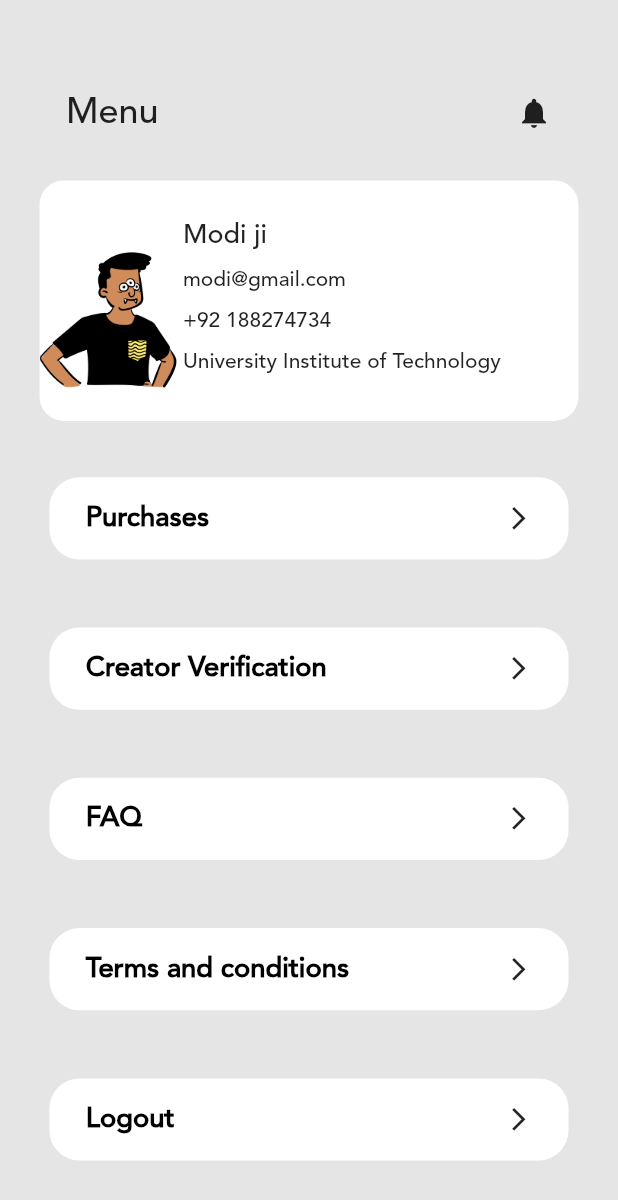
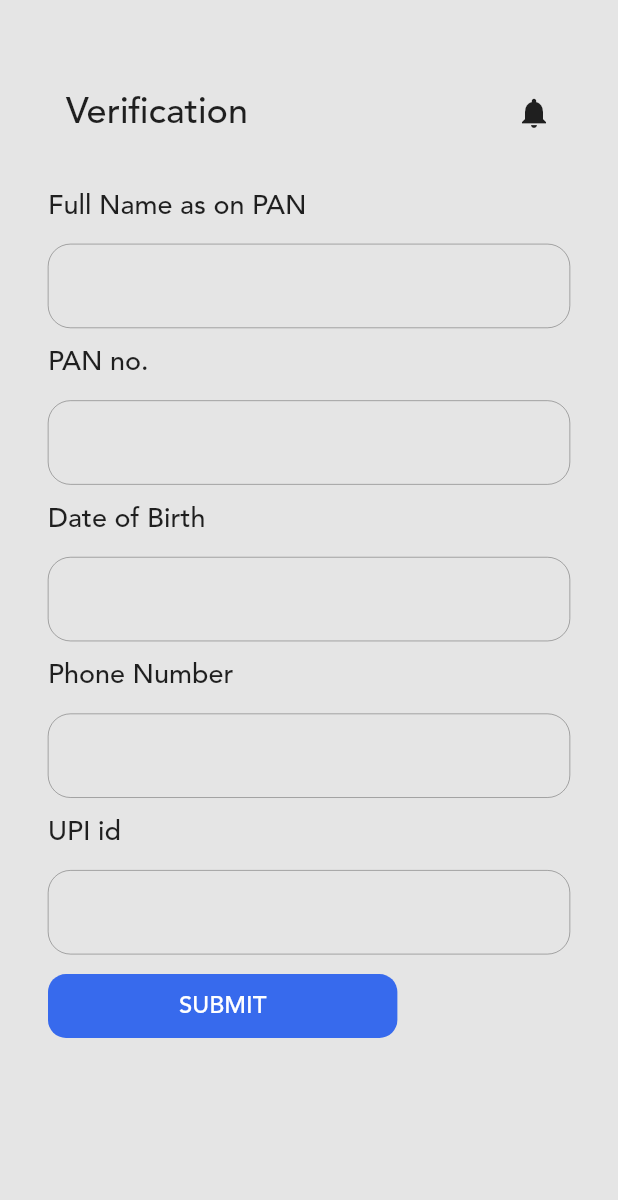
Before and after one commit to Sahil-107/notio, a Flutter app: the Menu screen opened directly, after a tap on "Creator Verification", on a phone screen of 412 x 824 dp. Shown: the top 1200 px of the screen. Run offline on Flutter 3.47's test engine with Material 2 defaults, Android fonts, the phone set to English and light mode, and no system bars; our stand-ins replace carousel_slider, double_back_to_close, flutter_spinkit.

Commit message:
verification

```diff
--- a/lib/Screens/Menu.dart
+++ b/lib/Screens/Menu.dart
@@ -90,7 +90,9 @@ class Menu extends StatelessWidget {
             SizedBox(
               height: getheight(context, 22),
             ),
-            info_containers(context, "Creator Verification", () {}),
+            info_containers(context, "Creator Verification", () {
+              Navigator.pushNamed(context, '/verificationDetails');
+            }),
             SizedBox(
               height: getheight(context, 22),
             ),
--- /dev/null
+++ b/lib/Screens/Verification/Verfication2.dart
@@ -0,0 +1,65 @@
+import 'package:flutter/material.dart';
+import '../../widgets.dart';
+
+class Verification2 extends StatelessWidget {
+  const Verification2({Key? key}) : super(key: key);
+
+  @override
+  Widget build(BuildContext context) {
+    return Scaffold(
+      body: Column(
+        children: [
+          SizedBox(height: getheight(context, 60)),
+          Container(
+            padding: EdgeInsets.symmetric(horizontal: getwidth(context, 40)),
+            child: Row(
+              children: [
+                Column(
+                  crossAxisAlignment: CrossAxisAlignment.start,
+                  children: [
+                    Text("Verification",
+                        style: TextStyle(
+                            fontSize: 24, fontWeight: FontWeight.w700)),
+                    // SizedBox(height: getheight(context, 10)),
+                  ],
+                ),
+                Spacer(),
+                Icon(Icons.notifications)
+              ],
+            ),
+          ),
+          SizedBox(
+            height: getheight(context, 40),
+          ),
+          Padding(
+            padding: EdgeInsets.symmetric(horizontal: 35),
+            child: Text(
+              "“Name” we recieved your creator request!!",
+              textAlign: TextAlign.center,
+              style: TextStyle(fontSize: 18),
+            ),
+          ),
+          SizedBox(
+            height: getheight(context, 35),
+          ),
+          Image(
+            image: AssetImage("images/verificationart.png"),
+            height: getheight(context, 324),
+            width: getwidth(context, 240),
+          ),
+          SizedBox(
+            height: getheight(context, 40),
+          ),
+          Padding(
+            padding: EdgeInsets.symmetric(horizontal: 35),
+            child: Text(
+              "Your profile is under review by our team. 👨‍💻\nOnce verified you can start contributing.",
+              textAlign: TextAlign.center,
+              style: TextStyle(fontSize: 18),
+            ),
+          ),
+        ],
+      ),
+    );
+  }
+}
--- /dev/null
+++ b/lib/Screens/Verification/VerificationDetails.dart
@@ -0,0 +1,223 @@
+import 'package:flutter/material.dart';
+
+import '../../widgets.dart';
+
+class Verification extends StatefulWidget {
+  const Verification({Key? key}) : super(key: key);
+
+  @override
+  State<Verification> createState() => _VerificationState();
+}
+
+class _VerificationState extends State<Verification> {
+  @override
+  Widget build(BuildContext context) {
+    return Scaffold(
+      body: Column(
+        children: [
+          SizedBox(height: getheight(context, 60)),
+          Container(
+            padding: EdgeInsets.symmetric(horizontal: getwidth(context, 40)),
+            child: Row(
+              children: [
+                Column(
+                  crossAxisAlignment: CrossAxisAlignment.start,
+                  children: [
+                    Text("Verification",
+                        style: TextStyle(
+                            fontSize: 24, fontWeight: FontWeight.w700)),
+                    // SizedBox(height: getheight(context, 10)),
+                  ],
+                ),
+                Spacer(),
+                Icon(Icons.notifications)
+              ],
+            ),
+          ),
+          SizedBox(
+            height: getheight(context, 37),
+          ),
+          Padding(
+            padding: EdgeInsets.symmetric(horizontal: 32),
+            child: Column(
+              crossAxisAlignment: CrossAxisAlignment.start,
+              children: [
+                Text(
+                  "Full Name as on PAN",
+                  style: TextStyle(fontSize: 18),
+                ),
+                SizedBox(
+                  height: getheight(context, 13),
+                ),
+                TextField(
+                  onChanged: (value) {
+                    setState(() {
+                      // _email = value.replaceAll(" ", "");
+                    });
+                  },
+                  style: TextStyle(fontSize: 16, fontWeight: FontWeight.bold),
+                  decoration: InputDecoration(
+                      enabledBorder: OutlineInputBorder(
+                        borderRadius: BorderRadius.circular(15),
+                        borderSide: BorderSide(color: Colors.black, width: 0.2),
+                      ),
+                      focusedBorder: OutlineInputBorder(
+                        borderRadius: BorderRadius.circular(15),
+                        borderSide: BorderSide(color: Colors.black, width: 0.2),
+                      ),
+                      // hintText: "Enter full name",
+                      hintStyle: TextStyle(
+                          fontSize: 16, color: Colors.grey.withOpacity(0.5))),
+                ),
+                SizedBox(
+                  height: getheight(context, 13),
+                ),
+                Text(
+                  "PAN no.",
+                  style: TextStyle(fontSize: 18),
+                ),
+                SizedBox(
+                  height: getheight(context, 13),
+                ),
+                TextField(
+                  onChanged: (value) {
+                    setState(() {
+                      // _email = value.replaceAll(" ", "");
+                    });
+                  },
+                  style: TextStyle(fontSize: 16, fontWeight: FontWeight.bold),
+                  decoration: InputDecoration(
+                      enabledBorder: OutlineInputBorder(
+                        borderRadius: BorderRadius.circular(15),
+                        borderSide: BorderSide(color: Colors.black, width: 0.2),
+                      ),
+                      focusedBorder: OutlineInputBorder(
+                        borderRadius: BorderRadius.circular(15),
+                        borderSide: BorderSide(color: Colors.black, width: 0.2),
+                      ),
+                      // hintText: "Enter full name",
+                      hintStyle: TextStyle(
+                          fontSize: 16, color: Colors.grey.withOpacity(0.5))),
+                ),
+                SizedBox(
+                  height: getheight(context, 13),
+                ),
+                Text(
+                  "Date of Birth",
+                  style: TextStyle(fontSize: 18),
+                ),
+                SizedBox(
+                  height: getheight(context, 13),
+                ),
+                TextField(
+                  onChanged: (value) {
+                    setState(() {
+                      // _email = value.replaceAll(" ", "");
+                    });
+                  },
+                  style: TextStyle(fontSize: 16, fontWeight: FontWeight.bold),
+                  decoration: InputDecoration(
+                      enabledBorder: OutlineInputBorder(
+                        borderRadius: BorderRadius.circular(15),
+                        borderSide: BorderSide(color: Colors.black, width: 0.2),
+                      ),
+                      focusedBorder: OutlineInputBorder(
+                        borderRadius: BorderRadius.circular(15),
+                        borderSide: BorderSide(color: Colors.black, width: 0.2),
+                      ),
+                      // hintText: "Enter full name",
+                      hintStyle: TextStyle(
+                          fontSize: 16, color: Colors.grey.withOpacity(0.5))),
+                ),
+                SizedBox(
+                  height: getheight(context, 13),
+                ),
+                Text(
+                  "Phone Number",
+                  style: TextStyle(fontSize: 18),
+                ),
+                SizedBox(
+                  height: getheight(context, 13),
+                ),
+                TextField(
+                  onChanged: (value) {
+                    setState(() {
+                      // _email = value.replaceAll(" ", "");
+                    });
+                  },
+                  style: TextStyle(fontSize: 16, fontWeight: FontWeight.bold),
+                  decoration: InputDecoration(
+                      enabledBorder: OutlineInputBorder(
+                        borderRadius: BorderRadius.circular(15),
+                        borderSide: BorderSide(color: Colors.black, width: 0.2),
+                      ),
+                      focusedBorder: OutlineInputBorder(
+                        borderRadius: BorderRadius.circular(15),
+                        borderSide: BorderSide(color: Colors.black, width: 0.2),
+                      ),
+                      // hintText: "Enter full name",
+                      hintStyle: TextStyle(
+                          fontSize: 16, color: Colors.grey.withOpacity(0.5))),
+                ),
+                SizedBox(
+                  height: getheight(context, 13),
+                ),
+                Text(
+                  "UPI id",
+                  style: TextStyle(fontSize: 18),
+                ),
+                SizedBox(
+                  height: getheight(context, 13),
+                ),
+                TextField(
+                  onChanged: (value) {
+                    setState(() {
+                      // _email = value.replaceAll(" ", "");
+                    });
+                  },
+                  style: TextStyle(fontSize: 16, fontWeight: FontWeight.bold),
+                  decoration: InputDecoration(
+                      enabledBorder: OutlineInputBorder(
+                        borderRadius: BorderRadius.circular(15),
+                        borderSide: BorderSide(color: Colors.black, width: 0.2),
+                      ),
+                      focusedBorder: OutlineInputBorder(
+                        borderRadius: BorderRadius.circular(15),
+                        borderSide: BorderSide(color: Colors.black, width: 0.2),
+                      ),
+                      // hintText: "Enter full name",
+                      hintStyle: TextStyle(
+                          fontSize: 16, color: Colors.grey.withOpacity(0.5))),
+                ),
+                SizedBox(
+                  height: getheight(context, 13),
+                ),
+                GestureDetector(
+                  onTap: () {
+                    Navigator.pushNamed(context, '/verification2');
+                  },
+                  child: Container(
+                    height: getheight(context, 42),
+                    width: getwidth(context, 212),
+                    decoration: BoxDecoration(
+                        borderRadius: BorderRadius.circular(12),
+                        color: blueColor),
+                    child: const Center(
+                      child: Text(
+                        "SUBMIT",
+                        style: TextStyle(
+                            color: Colors.white,
+                            fontWeight: FontWeight.bold,
+                            fontSize: 16),
+                      ),
+                    ),
+                  ),
+                ),
+              ],
+            ),
+          )
+        ],
+      ),
+    );
+  }
+}
--- a/lib/main.dart
+++ b/lib/main.dart
@@ -2,6 +2,8 @@ import 'package:flutter/material.dart';
 import 'package:notio/Navbar.dart';
 import 'package:notio/Screens/Auth/Loading.dart';
 import 'package:notio/Screens/Auth/Onboarding.dart';
+import 'package:notio/Screens/Verification/Verfication2.dart';
+import 'package:notio/Screens/Verification/VerificationDetails.dart';
 import 'Screens/Auth/Login.dart';
 import 'Screens/Home.dart';
 import 'Screens/Saved.dart';
@@ -30,7 +32,9 @@ class MyApp extends StatelessWidget {
           '/home': (context) => Home(),
           '/subjects': (context) => Subject(),
           '/saved': (context) => Saved(),
-          '/navbar': (context) => Navbar()
+          '/navbar': (context) => Navbar(),
+          '/verificationDetails': (context) => Verification(),
+          '/verification2': (context) => Verification2()
         },
         initialRoute: '/loading');
   }
```
Also changed, not shown: images/verificationart.png (added).
